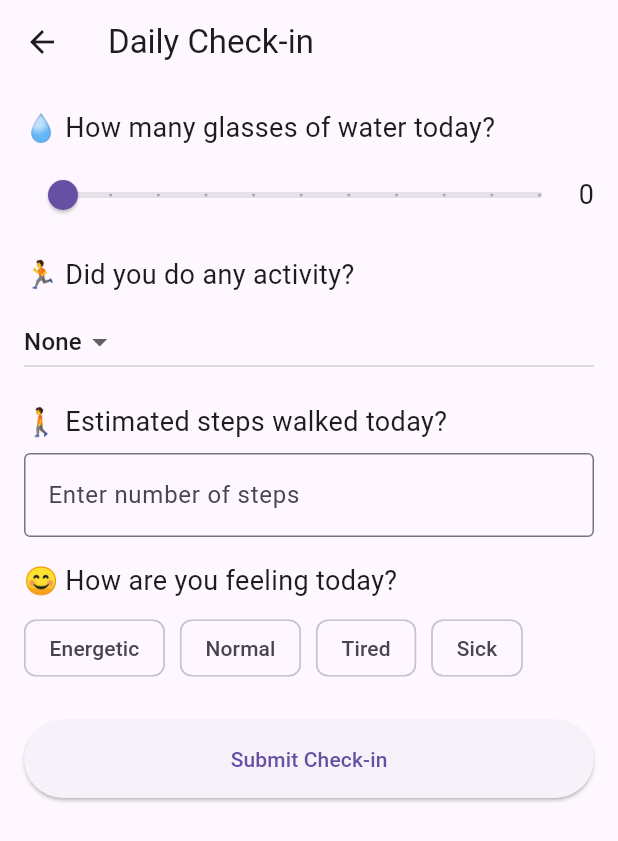
After one commit to ILRSBandara/Aura-Care, a Flutter app: the screen it shows after launch, after a tap on "Daily Check-in Screen", on a phone screen of 412 x 824 dp. The commit adds this screen. Shown: the top 841 px of the screen. Run offline on Flutter 3.47's test engine with Material 3 defaults, Android fonts, the phone set to English and light mode, and no system bars; our stand-ins replace page_transition, swipeable_button_view; missing offline and left inert: pretty_gauge.

Commit message:
Add New Heath Checker

```diff
--- /dev/null
+++ b/lib/Screen/daily_check_In_screen.dart
@@ -0,0 +1,131 @@
+// ignore: duplicate_ignore
+// ignore: file_names
+// ignore_for_file: avoid_print, file_names
+
+import 'package:flutter/material.dart';
+
+class DailyCheckInScreen extends StatefulWidget {
+  const DailyCheckInScreen({super.key});
+
+  @override
+  // ignore: library_private_types_in_public_api
+  _DailyCheckInScreenState createState() => _DailyCheckInScreenState();
+}
+
+class _DailyCheckInScreenState extends State<DailyCheckInScreen> {
+  int waterGlasses = 0;
+  String activity = 'None';
+  int steps = 0;
+  String mood = '';
+
+  final List<String> activities = ['None', 'Walk', 'Run', 'Gym', 'Yoga'];
+  final List<String> moods = ['Energetic', 'Normal', 'Tired', 'Sick'];
+
+  void submitCheckIn() {
+    print('Water: $waterGlasses glasses');
+    print('Activity: $activity');
+    print('Steps: $steps');
+    print('Mood: $mood');
+
+    ScaffoldMessenger.of(context).showSnackBar(
+      SnackBar(content: Text('Daily Check-in Submitted!')),
+    );
+  }
+
+  @override
+  Widget build(BuildContext context) {
+    return Scaffold(
+      appBar: AppBar(
+        title: const Text('Daily Check-in'),
+      ),
+      body: Padding(
+        padding: const EdgeInsets.all(16.0),
+        child: ListView(
+          children: [
+            Text('💧 How many glasses of water today?', style: TextStyle(fontSize: 18)),
+            SizedBox(height: 8),
+            Row(
+              children: [
+                Expanded(
+                  child: Slider(
+                    value: waterGlasses.toDouble(),
+                    min: 0,
+                    max: 10,
+                    divisions: 10,
+                    label: '$waterGlasses',
+                    onChanged: (value) {
+                      setState(() {
+                        waterGlasses = value.toInt();
+                      });
+                    },
+                  ),
+                ),
+                Text('$waterGlasses', style: TextStyle(fontSize: 18)),
+              ],
+            ),
+            SizedBox(height: 16),
+
+            Text('🏃 Did you do any activity?', style: TextStyle(fontSize: 18)),
+            SizedBox(height: 8),
+            DropdownButton<String>(
+              value: activity,
+              onChanged: (value) {
+                setState(() {
+                  activity = value!;
+                });
+              },
+              items: activities.map((item) {
+                return DropdownMenuItem<String>(
+                  value: item,
+                  child: Text(item),
+                );
+              }).toList(),
+            ),
+            SizedBox(height: 16),
+
+            Text('🚶 Estimated steps walked today?', style: TextStyle(fontSize: 18)),
+            SizedBox(height: 8),
+            TextField(
+              keyboardType: TextInputType.number,
+              decoration: InputDecoration(
+                border: OutlineInputBorder(),
+                hintText: 'Enter number of steps',
+              ),
+              onChanged: (value) {
+                steps = int.tryParse(value) ?? 0;
+              },
+            ),
+            SizedBox(height: 16),
+
+            Text('😊 How are you feeling today?', style: TextStyle(fontSize: 18)),
+            SizedBox(height: 8),
+            Wrap(
+              spacing: 10,
+              children: moods.map((item) {
+                return ChoiceChip(
+                  label: Text(item),
+                  selected: mood == item,
+                  onSelected: (_) {
+                    setState(() {
+                      mood = item;
+                    });
+                  },
+                );
+              }).toList(),
+            ),
+            SizedBox(height: 24),
+
+            ElevatedButton(
+              onPressed: submitCheckIn,
+              // ignore: sort_child_properties_last
+              child: Text('Submit Check-in'),
+              style: ElevatedButton.styleFrom(
+                padding: EdgeInsets.symmetric(vertical: 16),
+              ),
+            ),
+          ],
+        ),
+      ),
+    );
+  }
+}
--- a/lib/Screen/dashboard.dart
+++ b/lib/Screen/dashboard.dart
@@ -1,7 +1,7 @@
+import 'package:aura_care/Screen/daily_check_In_screen.dart';
 import 'package:flutter/material.dart';
-import 'bmi.dart';            // your existing BMI screen
-// your existing HealthDataScreen
-import 'doctor_list.dart';   // import your doctor_list.dart
+import 'bmi.dart';             // your existing BMI screen
+import 'doctor_list.dart';    // import your doctor_list.dart
 
 class DashboardScreen extends StatelessWidget {
   const DashboardScreen({super.key});
@@ -15,7 +15,7 @@ class DashboardScreen extends StatelessWidget {
       ),
       body: Center(
         child: Column(
-          mainAxisSize: MainAxisSize.min,       // center vertically
+          mainAxisSize: MainAxisSize.min, // center vertically
           children: [
             ElevatedButton(
               onPressed: () {
@@ -26,7 +26,8 @@ class DashboardScreen extends StatelessWidget {
               },
               child: const Text('Open BMI Calculator'),
             ),
-            const SizedBox(height: 16),          // spacing between buttons
+            const SizedBox(height: 16),
+
             ElevatedButton(
               onPressed: () {
                 Navigator.push(
@@ -36,16 +37,28 @@ class DashboardScreen extends StatelessWidget {
               },
               child: const Text('Health Data'),
             ),
-            const SizedBox(height: 16),          // spacing between buttons
+            const SizedBox(height: 16),
+
             ElevatedButton(
               onPressed: () {
-                // Navigate to the Doctor List Screen
                 Navigator.push(
                   context,
                   MaterialPageRoute(builder: (_) => const DoctorListScreen()),
                 );
               },
               child: const Text('Doctor Details'),
+            ),
+            const SizedBox(height: 16),
+
+            // 🔥 New Button for DailyCheckInScreen
+            ElevatedButton(
+              onPressed: () {
+                Navigator.push(
+                  context,
+                  MaterialPageRoute(builder: (_) => const DailyCheckInScreen()),
+                );
+              },
+              child: const Text('Daily Check-in Screen'),
             ),
           ],
         ),
@@ -54,6 +67,8 @@ class DashboardScreen extends StatelessWidget {
   }
 }
 
+// -----------------------------
+// Your Health Data Screen (Simple One)
 class HealthDataScreen extends StatelessWidget {
   const HealthDataScreen({super.key});
 
--- a/pubspec.yaml
+++ b/pubspec.yaml
@@ -39,8 +39,8 @@ dependencies:
   swipeable_button_view: ^0.0.2
   page_transition: ^2.2.1
   percent_indicator: ^4.2.2
-  fl_chart: ^0.71.0
   intl: ^0.20.2
+
 
 dev_dependencies:
   flutter_test:
```
Also changed, not shown: lib/Screen/date_picker_strip.dart (deleted, +0 -98 lines), lib/Screen/health_data.dart (deleted, +0 -137 lines), lib/Screen/weekly_calories_chart.dart (deleted, +0 -38 lines), pubspec.lock.
